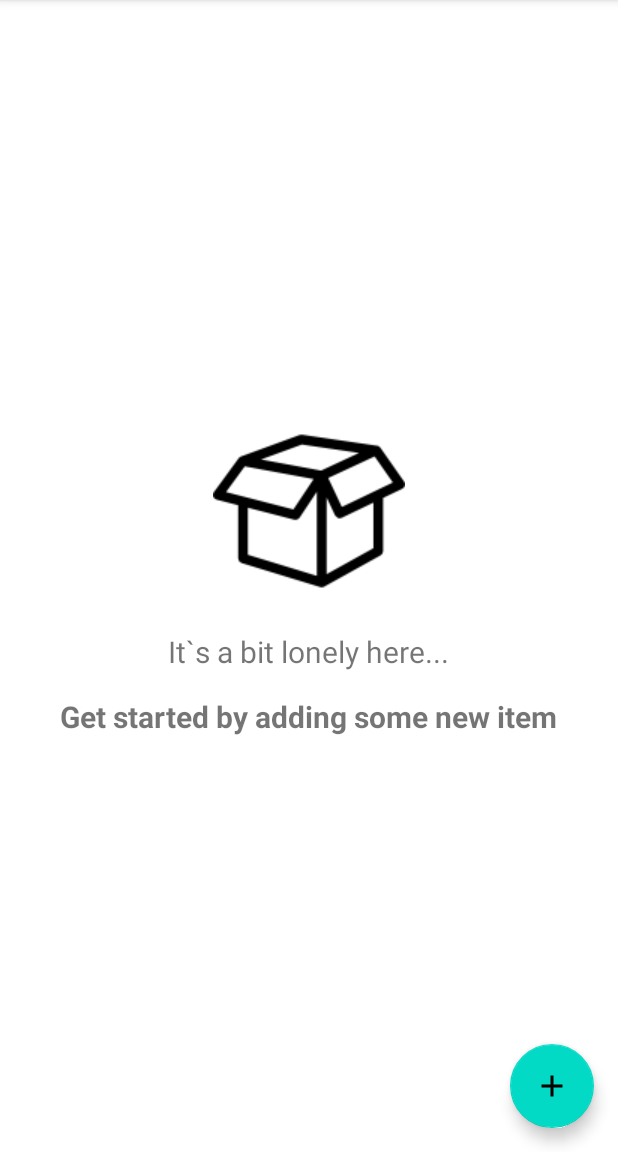
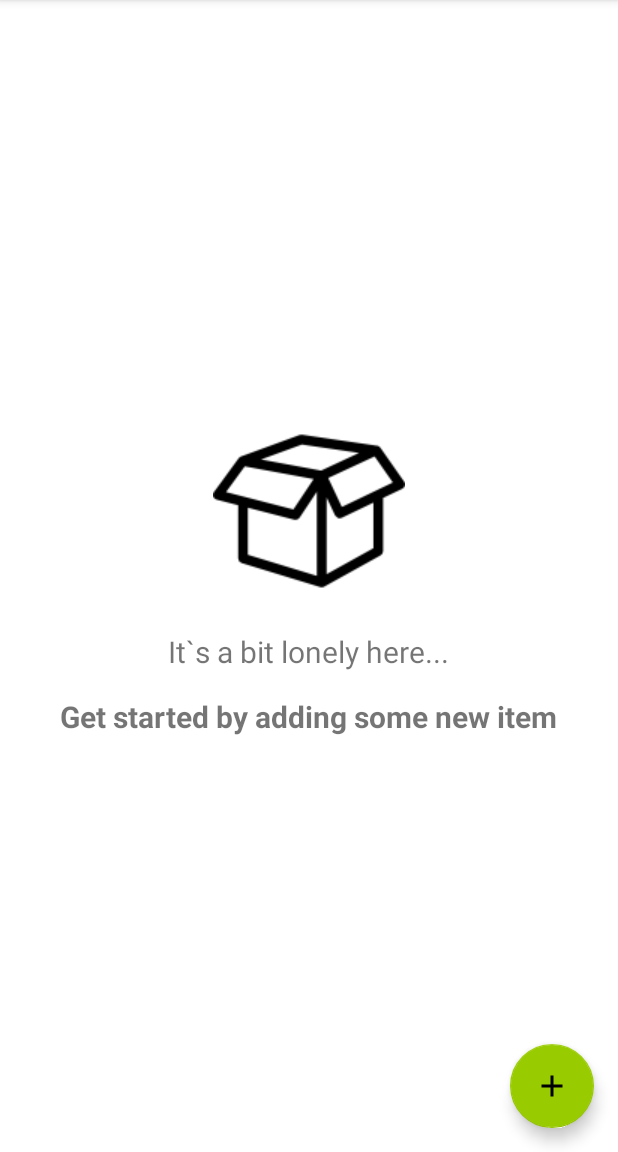
Before and after one commit to imbryan1999/Inventory-App, an Android app: the screen it shows after launch (MainActivity), on a phone screen of 412 x 824 dp, the part 84-1236 px from its top. Run offline under Robolectric (Android 15) with nearby library versions, the phone set to English and light mode, and no system bars.

Commit message:
Second Commit

```diff
--- a/app/src/main/res/layout/activity_detail.xml
+++ b/app/src/main/res/layout/activity_detail.xml
@@ -27,7 +27,7 @@
             android:layout_centerHorizontal="true"
             android:layout_marginTop="30dp"
             android:minHeight="150dp"
-            android:src="@drawable/iphone5" />
+            android:src="@drawable/choose_pic" />
 
         <Button
             android:id="@+id/add_image_btn"
@@ -52,6 +52,7 @@
             android:layout_width="match_parent"
             android:layout_height="wrap_content"
             android:layout_below="@id/product_name_title"
+            android:hint="@string/product_name" />
             android:hint="@string/product_name" />
 
         <TextView
--- a/app/src/main/res/layout/activity_main.xml
+++ b/app/src/main/res/layout/activity_main.xml
@@ -1,5 +1,6 @@
 <?xml version="1.0" encoding="utf-8"?>
 <RelativeLayout xmlns:android="http://schemas.android.com/apk/res/android"
+    xmlns:app="http://schemas.android.com/apk/res-auto"
     xmlns:tools="http://schemas.android.com/tools"
     android:layout_width="match_parent"
     android:layout_height="match_parent"
@@ -50,7 +51,13 @@
         android:layout_alignParentEnd="true"
         android:layout_alignParentRight="true"
         android:layout_alignParentBottom="true"
-        android:layout_margin="@dimen/fab_margin"
-        android:src="@drawable/ic_add_white_24" />
+        android:layout_marginStart="@dimen/fab_margin"
+        android:layout_marginLeft="@dimen/fab_margin"
+        android:layout_marginTop="@dimen/fab_margin"
+        android:layout_marginEnd="@dimen/fab_margin"
+        android:layout_marginRight="@dimen/fab_margin"
+        android:layout_marginBottom="@dimen/fab_margin"
+        android:src="@drawable/ic_add_white_24"
+        app:backgroundTint="@android:color/holo_green_light" />
 
 </RelativeLayout>
--- a/app/src/main/res/values/strings.xml
+++ b/app/src/main/res/values/strings.xml
@@ -33,7 +33,7 @@
     <string name="discard">Discard</string>
     <string name="keep_editing">Keep editing</string>
     <string name="product_name">Iphone 11</string>
-    <string name="product_price">$1,000</string>
+    <string name="product_price">₹0.00</string>
     <string name="product_quantity">0</string>
     <string name="available_stock">Available Stock</string>
 </resources>
```
Also changed, not shown: app/src/main/res/drawable/choose_pic.png (added).
